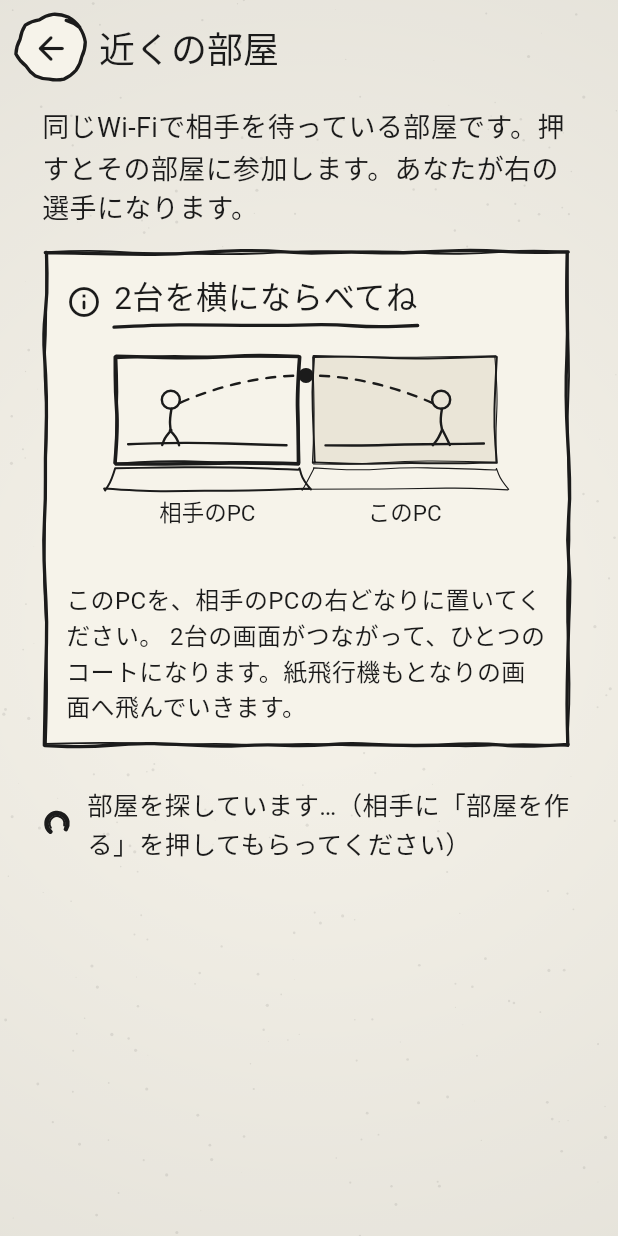
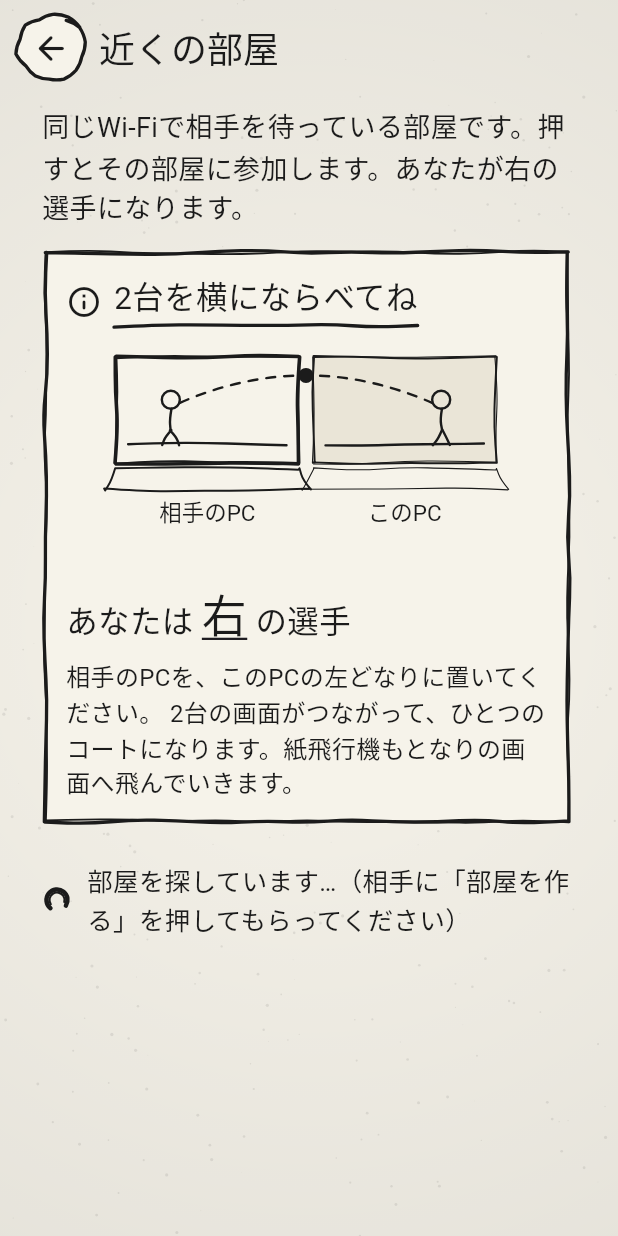
Before and after one commit to yuuyuu86/PONG-PC, a Flutter app: the JoinScreen screen opened directly, on a phone screen of 412 x 824 dp. Run offline on Flutter 3.47's test engine with Material 3 defaults, Android fonts, the phone set to English and light mode, and no system bars; our stand-ins replace audioplayers, basic_utils, shared_preferences; accounts and stored records are empty; Roboto replaces fonts that are missing (Yomogi).

Commit message:
試合前に自分が左右どちらか表示し、左右を入れかえられるようにする
Co-Authored-By: Claude Opus 5.5 <noreply@anthropic.com>

```diff
--- a/lib/app/app_model.dart
+++ b/lib/app/app_model.dart
@@ -305,6 +305,12 @@ class AppModel extends ChangeNotifier implements SessionListener {
     guest?.setReady(v);
   }
 
+  /// 左右を入れ替える（待機中だけ）
+  void swapSides() {
+    host?.swapSides();
+    guest?.swapSides();
+  }
+
   void rematch() {
     host?.rematch();
     guest?.rematch();
--- a/lib/screens/room.dart
+++ b/lib/screens/room.dart
@@ -111,9 +111,9 @@ class _RoomScreenState extends State<RoomScreen> {
             final showInvite = r.you == 0 && !opp.present;
             if (!showInvite) return left;
             if (constraints.maxWidth < 800 || MediaQuery.textScalerOf(context).scale(1) > 1.3) {
-              return Column(crossAxisAlignment: CrossAxisAlignment.stretch, children: [left, const SizedBox(height: 24), SideBySideHint(you: r.you), const SizedBox(height: 24), const InvitePanel()]);
+              return Column(crossAxisAlignment: CrossAxisAlignment.stretch, children: [left, const SizedBox(height: 24), SideBySideHint(you: r.you, onSwap: model.swapSides), const SizedBox(height: 24), const InvitePanel()]);
             }
-            return Row(crossAxisAlignment: CrossAxisAlignment.start, children: [Expanded(child: left), const SizedBox(width: 26), Expanded(child: Column(crossAxisAlignment: CrossAxisAlignment.stretch, children: [SideBySideHint(you: r.you), const SizedBox(height: 22), const InvitePanel()]))]);
+            return Row(crossAxisAlignment: CrossAxisAlignment.start, children: [Expanded(child: left), const SizedBox(width: 26), Expanded(child: Column(crossAxisAlignment: CrossAxisAlignment.stretch, children: [SideBySideHint(you: r.you, onSwap: model.swapSides), const SizedBox(height: 22), const InvitePanel()]))]);
           }),
         ],
       ),
@@ -177,7 +177,7 @@ class PlayersBox extends StatelessWidget {
   /// 1人分: アバター、名前（あなた）、その下に役割と状態
   Widget _row(int side) {
     final p = room.players[side];
-    final role = side == 0 ? 'P1 左（部屋を作った人）' : 'P2 右（参加した人）';
+    final role = side == 0 ? 'P1 左' : 'P2 右';
     final status = !p.present
         ? 'まだいません'
         : !p.connected
--- a/lib/screens/root.dart
+++ b/lib/screens/root.dart
@@ -305,12 +305,15 @@ void drawPlane(Canvas c, Offset at, double angle, {double scale = 1, double flat
 /// 「2台を横に並べてね」の注意書き。左右の画面がつながってコートになるので、並べる向きをイラストで見せる。
 /// [you] は 0 なら左（部屋を作った人）、1 なら右（参加する人）。
 class SideBySideHint extends StatelessWidget {
-  const SideBySideHint({super.key, required this.you});
+  const SideBySideHint({super.key, required this.you, this.onSwap});
   final int you;
+
+  /// 指定すると「左右を入れかえる」ボタンを出す（部屋で待っている間）
+  final VoidCallback? onSwap;
 
   @override
   Widget build(BuildContext context) {
-    final text = you == 0 ? '相手のPCを、このPCの右どなりに置いてください。' : 'このPCを、相手のPCの右どなりに置いてください。';
+    final text = you == 0 ? '相手のPCを、このPCの右どなりに置いてください。' : '相手のPCを、このPCの左どなりに置いてください。';
     return DoodleBox(
       seed: 140,
       child: Column(
@@ -319,6 +322,23 @@ class SideBySideHint extends StatelessWidget {
           const Row(children: [Icon(Icons.info_outline_rounded, color: Palette.ink), SizedBox(width: 8), DoodleHeading('2台を横にならべてね', size: 21)]),
           const SizedBox(height: 10),
           SizedBox(height: 150, child: CustomPaint(painter: _SideBySidePainter(you))),
+          const SizedBox(height: 8),
+          Row(
+            children: [
+              Expanded(
+                child: Text.rich(
+                  TextSpan(children: [
+                    const TextSpan(text: 'あなたは '),
+                    TextSpan(text: you == 0 ? '左' : '右', style: const TextStyle(fontSize: 30, decoration: TextDecoration.underline)),
+                    const TextSpan(text: ' の選手'),
+                  ]),
+                  style: const TextStyle(fontSize: 21),
+                ),
+              ),
+              if (onSwap != null)
+                SizedBox(width: 210, child: DoodleButton(label: '左右を入れかえる', icon: Icons.swap_horiz_rounded, fontSize: 17, seed: 143, onPressed: onSwap)),
+            ],
+          ),
           const SizedBox(height: 8),
           Text('$text 2台の画面がつながって、ひとつのコートになります。紙飛行機もとなりの画面へ飛んでいきます。', style: const TextStyle(fontSize: 16, height: 1.45)),
         ],
```
Also changed, not shown: lib/net/sessions.dart (+29 -13 lines), 1 other file.
